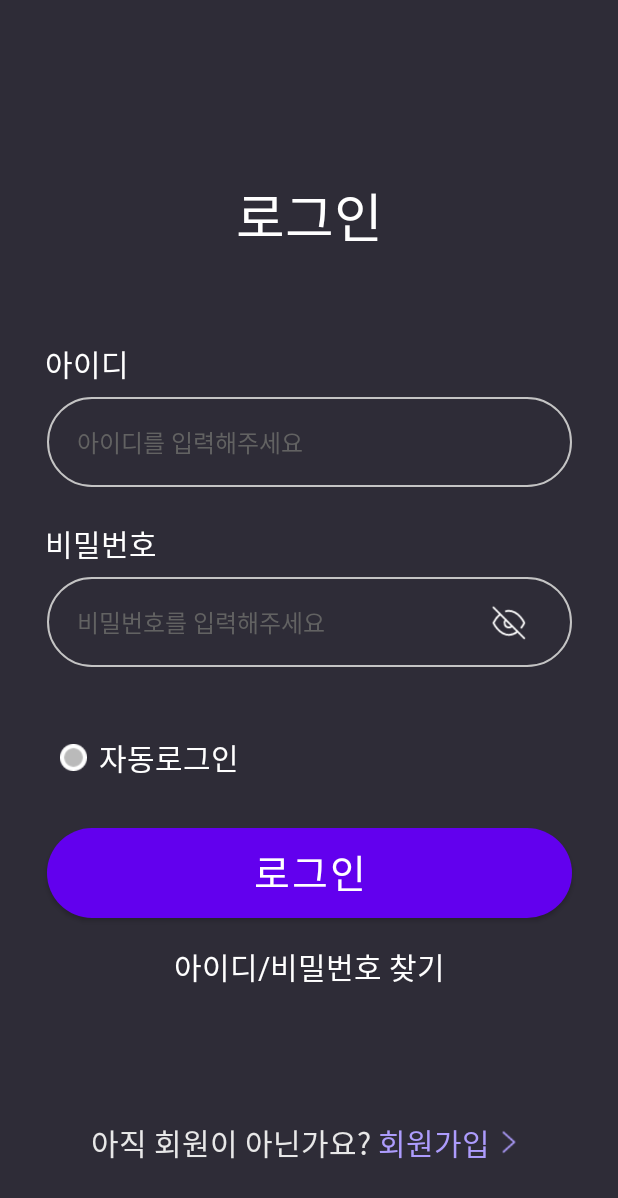
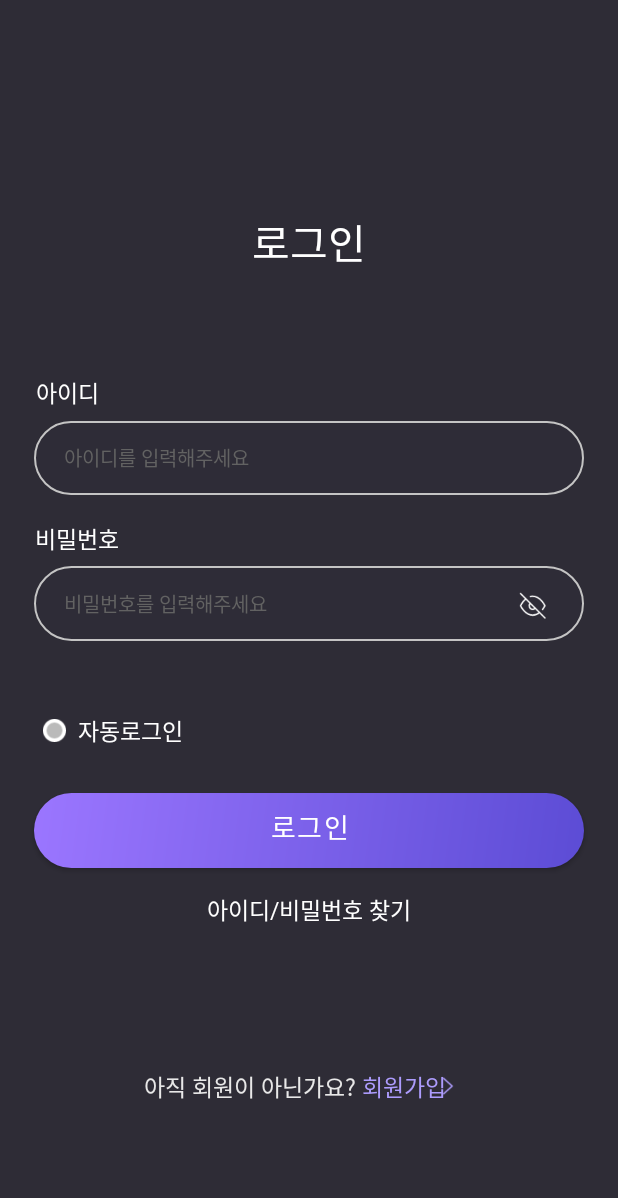
Before and after one commit to 8793COMPANY/Festival, an Android app: the screen it shows after launch (LoginActivity), on a phone screen of 412 x 824 dp. Shown: the top 1198 px of the screen. Run offline under Robolectric (Android 15) with nearby library versions, the phone set to English and light mode, and no system bars.

Commit message:
220822 commit

```diff
--- a/app/src/main/java/com/corporation8793/festival/LoginActivity.java
+++ b/app/src/main/java/com/corporation8793/festival/LoginActivity.java
@@ -1,18 +1,24 @@
 package com.corporation8793.festival;
 
+import androidx.annotation.NonNull;
 import androidx.appcompat.app.AppCompatActivity;
 import androidx.core.content.ContextCompat;
 
 import android.content.Intent;
 import android.graphics.Color;
 import android.os.Bundle;
+import android.text.InputType;
 import android.text.Spannable;
 import android.text.SpannableStringBuilder;
 import android.text.Spanned;
+import android.text.style.ClickableSpan;
 import android.text.style.ForegroundColorSpan;
 import android.view.View;
+import android.view.Window;
+import android.view.WindowManager;
 import android.widget.Button;
 import android.widget.EditText;
+import android.widget.ImageView;
 import android.widget.TextView;
 
 public class LoginActivity extends AppCompatActivity {
@@ -22,14 +28,22 @@ public class LoginActivity extends AppCompatActivity {
     EditText editText1, editText2;
     TextView textView1;
     Button move_MainActivity;
+    ImageView pw_eye, arrow_right;
 
     @Override
     protected void onCreate(Bundle savedInstanceState) {
         super.onCreate(savedInstanceState);
         setContentView(R.layout.activity_login);
 
-        // 회원가입 색상 변경
         joinText = findViewById(R.id.joinText);
+        pw_eye = findViewById(R.id.pw_eye);
+        editText1 = findViewById(R.id.rectangle1);
+        editText2 = findViewById(R.id.rectangle2);
+        textView1 = findViewById(R.id.errorText);
+        move_MainActivity = findViewById(R.id.loginButton);
+        arrow_right = findViewById(R.id.arrow_right);
+
+        // 회원가입 색상 변경 및 클릭이벤트 넣기
         String textData = joinText.getText().toString();
         SpannableStringBuilder builder = new SpannableStringBuilder(textData);
 
@@ -40,14 +54,35 @@ public class LoginActivity extends AppCompatActivity {
         builder.setSpan(new ForegroundColorSpan(Color.parseColor("#ad9cfd")), start, end, Spannable.SPAN_EXCLUSIVE_INCLUSIVE);
         joinText.setText(builder);
 
+        /*
+        Spannable spannable = Spannable.Factory.getInstance().newSpannable(textData);
+        spannable.setSpan(new ClickableSpan() {
+            @Override
+            public void onClick(@NonNull View widget) {
+
+            }
+        }, start, end, Spanned.SPAN_EXCLUSIVE_INCLUSIVE);
+        */
+
+        // 비밀번호 보이기/숨기기
+        pw_eye.setOnClickListener(new View.OnClickListener() {
+            @Override
+            public void onClick(View v) {
+                if(pw_eye.getTag().equals("0")) {
+                    pw_eye.setTag("1");
+                    editText2.setInputType(InputType.TYPE_TEXT_VARIATION_VISIBLE_PASSWORD);
+                } else {
+                    pw_eye.setTag("0");
+                    editText2.setInputType(InputType.TYPE_CLASS_TEXT|InputType.TYPE_TEXT_VARIATION_PASSWORD);
+                }
+                editText2.setSelection(editText2.getText().length());
+            }
+        });
+
         // 로그인시 MainActivity 이동
         id = "wisi8793";
         pw = "1234";
-        editText1 = findViewById(R.id.rectangle1);
-        editText2 = findViewById(R.id.rectangle2);
-        textView1 = findViewById(R.id.errorText);
 
-        move_MainActivity = findViewById(R.id.loginButton);
         move_MainActivity.setOnClickListener(new View.OnClickListener() {
             @Override
             public void onClick(View v) {
@@ -65,6 +100,7 @@ public class LoginActivity extends AppCompatActivity {
             }
         });
 
+        // 회원가입 페이지로 이동
+
     }
-
 }
--- a/app/src/main/res/drawable/arrow_resize_right.xml
+++ b/app/src/main/res/drawable/arrow_resize_right.xml
@@ -2,8 +2,8 @@
 <layer-list xmlns:android="http://schemas.android.com/apk/res/android">
 
     <item
-        android:width="25dp"
-        android:height="25dp"
+        android:width="20dp"
+        android:height="20dp"
         android:drawable="@drawable/arrow_right" />
 
 </layer-list>
--- a/app/src/main/res/drawable/checkbox_resize_off.xml
+++ b/app/src/main/res/drawable/checkbox_resize_off.xml
@@ -2,8 +2,8 @@
 <layer-list xmlns:android="http://schemas.android.com/apk/res/android">
 
     <item
-        android:width="18dp"
-        android:height="18dp"
+        android:width="15dp"
+        android:height="15dp"
         android:drawable="@drawable/checkbox_off" />
 
 </layer-list>
--- a/app/src/main/res/drawable/checkbox_resize_on.xml
+++ b/app/src/main/res/drawable/checkbox_resize_on.xml
@@ -2,8 +2,8 @@
 <layer-list xmlns:android="http://schemas.android.com/apk/res/android">
 
     <item
-        android:width="18dp"
-        android:height="18dp"
+        android:width="15dp"
+        android:height="15dp"
         android:drawable="@drawable/checkbox_on" />
 
 </layer-list>
--- a/app/src/main/res/drawable/eye_resize_off.xml
+++ b/app/src/main/res/drawable/eye_resize_off.xml
@@ -2,8 +2,8 @@
 <layer-list xmlns:android="http://schemas.android.com/apk/res/android">
 
     <item
-        android:width="25dp"
-        android:height="25dp"
+        android:width="20dp"
+        android:height="20dp"
         android:drawable="@drawable/eye_off" />
 
 </layer-list>
--- a/app/src/main/res/layout/activity_login.xml
+++ b/app/src/main/res/layout/activity_login.xml
@@ -4,21 +4,20 @@
     xmlns:tools="http://schemas.android.com/tools"
     android:layout_width="match_parent"
     android:layout_height="match_parent"
-    android:background="#2e2c37"
+    android:background="#2e2c36"
     tools:context=".LoginActivity">
 
     <TextView
         android:id="@+id/loginText"
         android:layout_width="wrap_content"
         android:layout_height="wrap_content"
-        android:layout_marginTop="110dp"
-        android:layout_marginBottom="50dp"
         android:fontFamily="@font/pretendard_bold"
-        android:textSize="35sp"
         android:textColor="#ffffff"
         android:text="로그인"
+        android:textSize="27dp"
+        app:layout_constraintVertical_bias="0.18"
         app:layout_constraintTop_toTopOf="parent"
-        app:layout_constraintBottom_toTopOf="@+id/idText"
+        app:layout_constraintBottom_toBottomOf="parent"
         app:layout_constraintLeft_toLeftOf="parent"
         app:layout_constraintRight_toRightOf="parent" />
 
@@ -26,143 +25,179 @@
         android:id="@+id/idText"
         android:layout_width="wrap_content"
         android:layout_height="wrap_content"
-        android:layout_marginLeft="30dp"
         android:fontFamily="@font/pretendard_medium"
-        android:textSize="20sp"
         android:textColor="#ffffff"
         android:text="아이디"
+        android:textSize="15dp"
+        app:layout_constraintHorizontal_bias="0.065"
+        app:layout_constraintVertical_bias="0.11"
         app:layout_constraintTop_toBottomOf="@+id/loginText"
+        app:layout_constraintBottom_toBottomOf="parent"
         app:layout_constraintLeft_toLeftOf="parent"
-        app:layout_constraintBottom_toTopOf="@+id/rectangle1"/>
+        app:layout_constraintRight_toRightOf="parent"/>
 
     <EditText
         android:id="@+id/rectangle1"
-        android:layout_width="350dp"
-        android:layout_height="60dp"
+        android:layout_width="0dp"
+        android:layout_height="0dp"
         android:background="@drawable/shape_rectangle"
         android:fontFamily="@font/pretendard_medium"
-        android:hint="아이디를 입력해주세요"
         android:inputType="textNoSuggestions|textVisiblePassword"
         android:maxLength="20"
+        android:textColor="#ffffff"
+        android:hint="아이디를 입력해주세요"
+        android:textColorHint="#626262"
+        android:textSize="13dp"
         android:paddingLeft="20dp"
-        android:textColor="#ffffff"
-        android:textColorHint="#626262"
-        android:textSize="16sp"
-        app:layout_constraintBottom_toTopOf="@+id/pwText"
+        app:layout_constraintWidth_percent="0.89"
+        app:layout_constraintHeight_percent="0.06"
+        app:layout_constraintVertical_bias="0.014"
+        app:layout_constraintTop_toBottomOf="@+id/idText"
+        app:layout_constraintBottom_toBottomOf="parent"
         app:layout_constraintLeft_toLeftOf="parent"
-        app:layout_constraintRight_toRightOf="parent"
-        app:layout_constraintTop_toBottomOf="@+id/idText" />
+        app:layout_constraintRight_toRightOf="parent" />
 
     <TextView
         android:id="@+id/pwText"
         android:layout_width="wrap_content"
         android:layout_height="wrap_content"
-        android:layout_marginLeft="30dp"
-        android:layout_marginTop="15dp"
         android:fontFamily="@font/pretendard_medium"
-        android:textSize="20sp"
         android:textColor="#ffffff"
         android:text="비밀번호"
+        android:textSize="15dp"
+        app:layout_constraintHorizontal_bias="0.065"
+        app:layout_constraintVertical_bias="0.037"
         app:layout_constraintTop_toBottomOf="@+id/rectangle1"
+        app:layout_constraintBottom_toBottomOf="parent"
         app:layout_constraintLeft_toLeftOf="parent"
-        app:layout_constraintBottom_toTopOf="@+id/rectangle2"/>
+        app:layout_constraintRight_toRightOf="parent"/>
 
     <EditText
         android:id="@+id/rectangle2"
-        android:layout_width="350dp"
-        android:layout_height="60dp"
+        android:layout_width="0dp"
+        android:layout_height="0dp"
+        android:background="@drawable/shape_rectangle"
         android:fontFamily="@font/pretendard_medium"
         android:inputType="textNoSuggestions|textPassword"
         android:maxLength="20"
-        android:textSize="16sp"
         android:textColor="#ffffff"
         android:hint="비밀번호를 입력해주세요"
         android:textColorHint="#626262"
+        android:textSize="13dp"
         android:paddingLeft="20dp"
-        android:paddingRight="30dp"
-        android:background="@drawable/shape_rectangle"
-        android:drawableEnd="@drawable/eye_resize_off"
+        app:layout_constraintWidth_percent="0.89"
+        app:layout_constraintHeight_percent="0.06"
+        app:layout_constraintVertical_bias="0.017"
         app:layout_constraintTop_toBottomOf="@+id/pwText"
+        app:layout_constraintBottom_toBottomOf="parent"
         app:layout_constraintLeft_toLeftOf="parent"
-        app:layout_constraintRight_toRightOf="parent"
-        app:layout_constraintBottom_toTopOf="@+id/errorText" />
+        app:layout_constraintRight_toRightOf="parent" />
+
+    <ImageView
+        android:id="@+id/pw_eye"
+        android:layout_width="wrap_content"
+        android:layout_height="wrap_content"
+        android:src="@drawable/eye_resize_off"
+        app:layout_constraintVertical_bias="0.52"
+        app:layout_constraintHorizontal_bias="0.88"
+        android:tag="0"
+        app:layout_constraintTop_toBottomOf="@+id/pwText"
+        app:layout_constraintBottom_toTopOf="@+id/errorText"
+        app:layout_constraintLeft_toLeftOf="parent"
+        app:layout_constraintRight_toRightOf="parent" />
 
     <TextView
         android:id="@+id/errorText"
         android:layout_width="wrap_content"
         android:layout_height="wrap_content"
-        android:layout_marginLeft="40dp"
         android:fontFamily="@font/pretendard_regular"
-        android:textSize="16sp"
+        android:textSize="13dp"
         android:textColor="#ff8686"
+        app:layout_constraintHorizontal_bias="0.125"
+        app:layout_constraintVertical_bias="0.019"
         app:layout_constraintTop_toBottomOf="@+id/rectangle2"
+        app:layout_constraintBottom_toBottomOf="parent"
         app:layout_constraintLeft_toLeftOf="parent"
-        app:layout_constraintBottom_toTopOf="@+id/checkButton" />
+        app:layout_constraintRight_toRightOf="parent" />
 
     <CheckBox
         android:id="@+id/checkButton"
         android:layout_width="wrap_content"
         android:layout_height="wrap_content"
-        android:gravity="fill"
         android:button="@null"
         android:drawableStart="@drawable/custom_checkbox"
         android:drawablePadding="8dp"
-        android:layout_marginLeft="40dp"
-        android:layout_marginBottom="15dp"
         android:fontFamily="@font/pretendard_medium"
-        android:textSize="20sp"
+        android:textSize="15dp"
         android:textColor="#ffffff"
         android:text="자동로그인"
+        app:layout_constraintHorizontal_bias="0.09"
+        app:layout_constraintVertical_bias="0.032"
         app:layout_constraintTop_toBottomOf="@+id/errorText"
+        app:layout_constraintBottom_toBottomOf="parent"
         app:layout_constraintLeft_toLeftOf="parent"
-        app:layout_constraintBottom_toTopOf="@+id/loginButton" />
+        app:layout_constraintRight_toRightOf="parent" />
 
-    <Button
+    <androidx.appcompat.widget.AppCompatButton
         android:id="@+id/loginButton"
-        android:layout_width="350dp"
-        android:layout_height="60dp"
+        android:layout_width="0dp"
+        android:layout_height="0dp"
+        android:background="@drawable/custom_button"
         android:fontFamily="@font/pretendard_semi_bold"
-        android:gravity="center_horizontal"
         android:letterSpacing="0.05"
-        android:paddingTop="3dp"
         android:text="로그인"
         android:textColor="#ffffff"
-        android:textSize="26sp"
-        android:background="@drawable/custom_button"
-        app:layout_constraintBottom_toTopOf="@+id/findText"
+        android:textSize="18dp"
+        android:paddingBottom="5dp"
+        app:layout_constraintWidth_percent="0.89"
+        app:layout_constraintHeight_percent="0.06"
+        app:layout_constraintVertical_bias="0.067"
+        app:layout_constraintTop_toBottomOf="@+id/checkButton"
+        app:layout_constraintBottom_toBottomOf="parent"
         app:layout_constraintLeft_toLeftOf="parent"
-        app:layout_constraintRight_toRightOf="parent"
-        app:layout_constraintTop_toBottomOf="@+id/checkButton" />
+        app:layout_constraintRight_toRightOf="parent" />
 
     <TextView
         android:id="@+id/findText"
         android:layout_width="wrap_content"
         android:layout_height="wrap_content"
-        android:layout_marginTop="10dp"
-        android:layout_marginBottom="80dp"
         android:fontFamily="@font/pretendard_regular"
-        android:textSize="20sp"
+        android:autoSizeTextType="uniform"
         android:textColor="#ffffff"
         android:text="아이디/비밀번호 찾기"
+        android:textSize="15dp"
+        app:layout_constraintVertical_bias="0.072"
         app:layout_constraintTop_toBottomOf="@+id/loginButton"
+        app:layout_constraintBottom_toBottomOf="parent"
         app:layout_constraintLeft_toLeftOf="parent"
-        app:layout_constraintRight_toRightOf="parent"
-        app:layout_constraintBottom_toTopOf="@+id/joinText" />
+        app:layout_constraintRight_toRightOf="parent" />
 
     <TextView
         android:id="@+id/joinText"
         android:layout_width="wrap_content"
         android:layout_height="wrap_content"
-        android:layout_marginBottom="40dp"
         android:fontFamily="@font/pretendard_medium"
-        android:textSize="20sp"
         android:textColor="#e8e8e8"
         android:text="아직 회원이 아닌가요? 회원가입"
+        android:textSize="15dp"
         android:bufferType="spannable"
-        android:drawableEnd="@drawable/arrow_resize_right"
+        app:layout_constraintHorizontal_bias="0.455"
+        app:layout_constraintVertical_bias="0.517"
         app:layout_constraintTop_toBottomOf="@+id/findText"
+        app:layout_constraintBottom_toBottomOf="parent"
         app:layout_constraintLeft_toLeftOf="parent"
-        app:layout_constraintRight_toRightOf="parent"
-        app:layout_constraintBottom_toBottomOf="parent"/>
+        app:layout_constraintRight_toRightOf="parent" />
+
+    <ImageView
+        android:id="@+id/arrow_right"
+        android:layout_width="wrap_content"
+        android:layout_height="wrap_content"
+        android:src="@drawable/arrow_resize_right"
+        app:layout_constraintHorizontal_bias="0.736"
+        app:layout_constraintVertical_bias="0.517"
+        app:layout_constraintTop_toBottomOf="@+id/findText"
+        app:layout_constraintBottom_toBottomOf="parent"
+        app:layout_constraintLeft_toLeftOf="parent"
+        app:layout_constraintRight_toRightOf="parent" />
 
 </androidx.constraintlayout.widget.ConstraintLayout>
```
